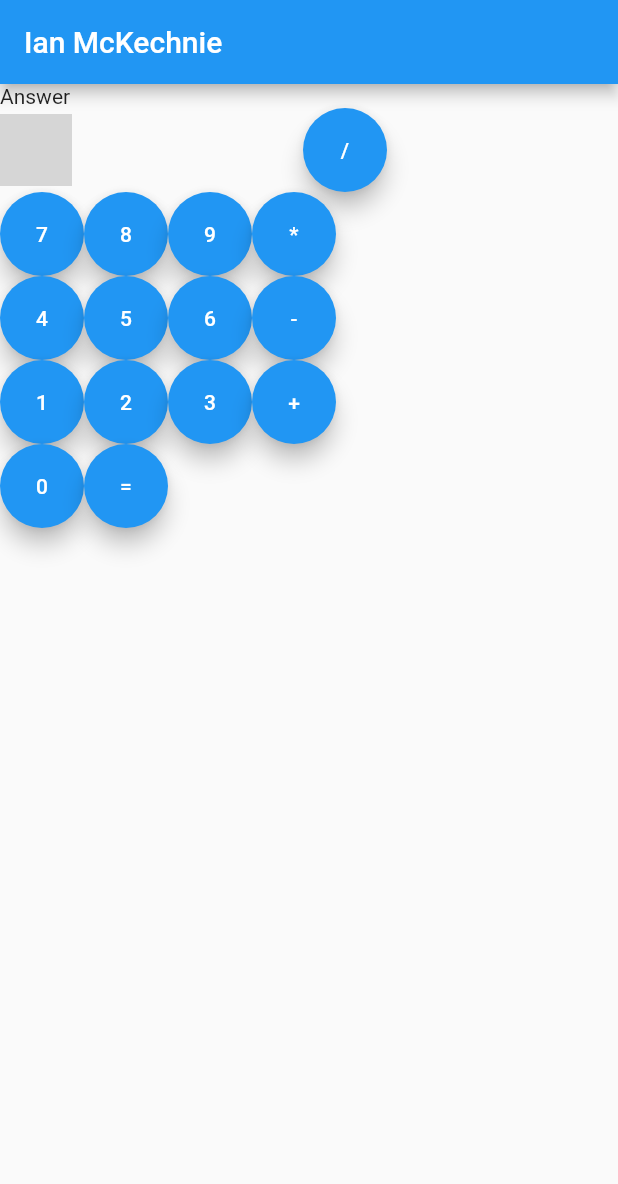
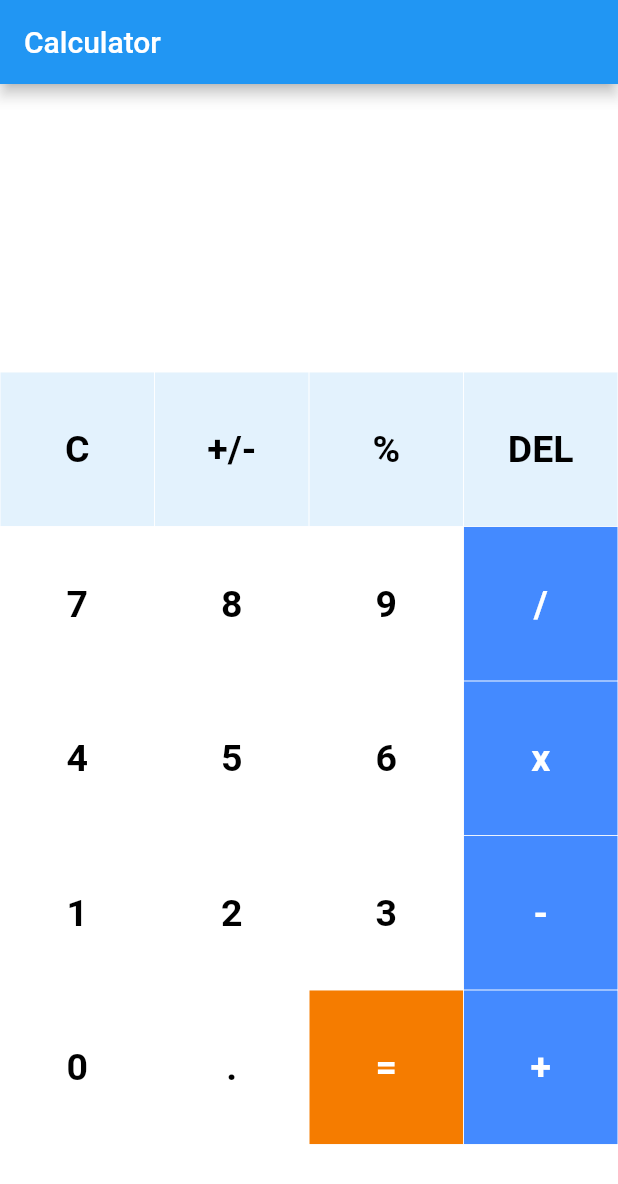
Before and after one commit to imckechn/FlutterApps, a Flutter app: the screen it shows after launch, on a phone screen of 412 x 824 dp. Shown: the top 1184 px of the screen. Run offline on Flutter 3.47's test engine with Material 2 defaults, Android fonts, the phone set to English and light mode, and no system bars; our stand-ins replace math_expressions; grey boxes are pictures that could not be loaded.

Commit message:
grabbed calculator app from online. Will rework to fit in the project

```diff
--- /dev/null
+++ b/week1/my_app/lib/buttons.dart
@@ -0,0 +1,43 @@
+import 'package:flutter/material.dart';
+
+// creating Stateless Widget for buttons
+class MyButton extends StatelessWidget {
+  // declaring variables
+  final color;
+  final textColor;
+  String buttonText;
+  final buttontapped;
+
+  //Constructor
+  MyButton(
+      {this.color,
+      this.textColor,
+      required this.buttonText,
+      this.buttontapped});
+
+  @override
+  Widget build(BuildContext context) {
+    return GestureDetector(
+      onTap: buttontapped,
+      child: Padding(
+        padding: const EdgeInsets.all(0.2),
+        child: ClipRRect(
+          // borderRadius: BorderRadius.circular(25),
+          child: Container(
+            color: color,
+            child: Center(
+              child: Text(
+                buttonText,
+                style: TextStyle(
+                  color: textColor,
+                  fontSize: 25,
+                  fontWeight: FontWeight.bold,
+                ),
+              ),
+            ),
+          ),
+        ),
+      ),
+    );
+  }
+}
--- a/week1/my_app/lib/main.dart
+++ b/week1/my_app/lib/main.dart
@@ -1,136 +1,203 @@
-// ignore_for_file: prefer_const_constructors
-
 import 'package:flutter/material.dart';
+import 'buttons.dart';
+import 'package:math_expressions/math_expressions.dart';
 
 void main() {
-  runApp(const MyApp());
+  runApp(MyApp());
 }
 
 class MyApp extends StatelessWidget {
-  const MyApp({super.key});
-
-  // This widget is the root of your application.
   @override
   Widget build(BuildContext context) {
     return MaterialApp(
-      title: 'Ian McKechnie Flutter App',
-      theme: ThemeData(
-        // This is the theme of your application.
-        //
-        // Try running your application with "flutter run". You'll see the
-        // application has a blue toolbar. Then, without quitting the app, try
-        // changing the primarySwatch below to Colors.green and then invoke
-        // "hot reload" (press "r" in the console where you ran "flutter run",
-        // or simply save your changes to "hot reload" in a Flutter IDE).
-        // Notice that the counter didn't reset back to zero; the application
-        // is not restarted.
-        primarySwatch: Colors.blue,
-      ),
-      home: const MyHomePage(title: 'Ian McKechnie'),
-    );
+      debugShowCheckedModeBanner: false,
+      home: HomePage(),
+    ); // MaterialApp
   }
 }
 
-class MyHomePage extends StatefulWidget {
-  const MyHomePage({super.key, required this.title});
+class HomePage extends StatefulWidget {
+  @override
+  _HomePageState createState() => _HomePageState();
+}
 
-  // This widget is the home page of your application. It is stateful, meaning
-  // that it has a State object (defined below) that contains fields that affect
-  // how it looks.
+class _HomePageState extends State<HomePage> {
+  var userInput = '';
+  var answer = '';
 
-  // This class is the configuration for the state. It holds the values (in this
-  // case the title) provided by the parent (in this case the App widget) and
-  // used by the build method of the State. Fields in a Widget subclass are
-  // always marked "final".
-
-  final String title;
+  // Array of button
+  final List<String> buttons = [
+    'C',
+    '+/-',
+    '%',
+    'DEL',
+    '7',
+    '8',
+    '9',
+    '/',
+    '4',
+    '5',
+    '6',
+    'x',
+    '1',
+    '2',
+    '3',
+    '-',
+    '0',
+    '.',
+    '=',
+    '+',
+  ];
 
   @override
-  State<MyHomePage> createState() => _MyHomePageState();
-}
+  Widget build(BuildContext context) {
+    return Scaffold(
+      appBar: new AppBar(
+        title: new Text("Calculator"),
+      ), //AppBar
+      backgroundColor: Colors.white38,
+      body: Column(
+        children: <Widget>[
+          Expanded(
+            child: Container(
+              child: Column(
+                  mainAxisAlignment: MainAxisAlignment.spaceEvenly,
+                  children: <Widget>[
+                    Container(
+                      padding: EdgeInsets.all(20),
+                      alignment: Alignment.centerRight,
+                      child: Text(
+                        userInput,
+                        style: TextStyle(fontSize: 18, color: Colors.white),
+                      ),
+                    ),
+                    Container(
+                      padding: EdgeInsets.all(15),
+                      alignment: Alignment.centerRight,
+                      child: Text(
+                        answer,
+                        style: TextStyle(
+                            fontSize: 30,
+                            color: Colors.white,
+                            fontWeight: FontWeight.bold),
+                      ),
+                    )
+                  ]),
+            ),
+          ),
+          Expanded(
+            flex: 3,
+            child: Container(
+              child: GridView.builder(
+                  itemCount: buttons.length,
+                  gridDelegate: SliverGridDelegateWithFixedCrossAxisCount(
+                      crossAxisCount: 4),
+                  itemBuilder: (BuildContext context, int index) {
+                    // Clear Button
+                    if (index == 0) {
+                      return MyButton(
+                        buttontapped: () {
+                          setState(() {
+                            userInput = '';
+                            answer = '0';
+                          });
+                        },
+                        buttonText: buttons[index],
+                        color: Colors.blue[50],
+                        textColor: Colors.black,
+                      );
+                    }
 
-class _MyHomePageState extends State<MyHomePage> {
-  @override
-  Widget build(BuildContext context) {
-    // This method is rerun every time setState is called, for instance as done
-    // by the _incrementCounter method above.
-    //
-    // The Flutter framework has been optimized to make rerunning build methods
-    // fast, so that you can just rebuild anything that needs updating rather
-    // than having to individually change instances of widgets.
-    return Scaffold(
-        appBar: AppBar(
-          title: const Text('Ian McKechnie'),
-        ),
-        body: ListView(children: [
-          // ignore: prefer_const_literals_to_create_immutables
-          Text('Answer'),
-          Column(mainAxisAlignment: MainAxisAlignment.spaceEvenly, children: [
-            Row(
-              children: [
-                Expanded(
-                  flex: 3,
-                  child: SizedBox(
-                    width: 100,
-                  )
-                  FloatingActionButton(
-                      onPressed: () => {print("Clear")},
-                      child: const Text('Clear')),
-                      width:
-                ),
-                Expanded(
-                  flex: 1,
-                  child: FloatingActionButton(
-                      onPressed: () => {print("Divide")},
-                      child: const Text('/')),
-                ),
-              ],
+                    // +/- button
+                    else if (index == 1) {
+                      return MyButton(
+                        buttonText: buttons[index],
+                        color: Colors.blue[50],
+                        textColor: Colors.black,
+                      );
+                    }
+                    // % Button
+                    else if (index == 2) {
+                      return MyButton(
+                        buttontapped: () {
+                          setState(() {
+                            userInput += buttons[index];
+                          });
+                        },
+                        buttonText: buttons[index],
+                        color: Colors.blue[50],
+                        textColor: Colors.black,
+                      );
+                    }
+                    // Delete Button
+                    else if (index == 3) {
+                      return MyButton(
+                        buttontapped: () {
+                          setState(() {
+                            userInput =
+                                userInput.substring(0, userInput.length - 1);
+                          });
+                        },
+                        buttonText: buttons[index],
+                        color: Colors.blue[50],
+                        textColor: Colors.black,
+                      );
+                    }
+                    // Equal_to Button
+                    else if (index == 18) {
+                      return MyButton(
+                        buttontapped: () {
+                          setState(() {
+                            equalPressed();
+                          });
+                        },
+                        buttonText: buttons[index],
+                        color: Colors.orange[700],
+                        textColor: Colors.white,
+                      );
+                    }
+
+                    //  other buttons
+                    else {
+                      return MyButton(
+                        buttontapped: () {
+                          setState(() {
+                            userInput += buttons[index];
+                          });
+                        },
+                        buttonText: buttons[index],
+                        color: isOperator(buttons[index])
+                            ? Colors.blueAccent
+                            : Colors.white,
+                        textColor: isOperator(buttons[index])
+                            ? Colors.white
+                            : Colors.black,
+                      );
+                    }
+                  }), // GridView.builder
             ),
-            Row(
-              children: [
-                FloatingActionButton(
-                    onPressed: () => {print("7")}, child: const Text('7')),
-                FloatingActionButton(
-                    onPressed: () => {print("8")}, child: const Text('8')),
-                FloatingActionButton(
-                    onPressed: () => {print("9")}, child: const Text('9')),
-                FloatingActionButton(
-                    onPressed: () => {print("*")}, child: const Text('*')),
-              ],
-            ),
-            Row(
-              children: [
-                FloatingActionButton(
-                    onPressed: () => {print("4")}, child: const Text('4')),
-                FloatingActionButton(
-                    onPressed: () => {print("5")}, child: const Text('5')),
-                FloatingActionButton(
-                    onPressed: () => {print("6")}, child: const Text('6')),
-                FloatingActionButton(
-                    onPressed: () => {print("-")}, child: const Text('-')),
-              ],
-            ),
-            Row(
-              children: [
-                FloatingActionButton(
-                    onPressed: () => {print("1")}, child: const Text('1')),
-                FloatingActionButton(
-                    onPressed: () => {print("2")}, child: const Text('2')),
-                FloatingActionButton(
-                    onPressed: () => {print("3")}, child: const Text('3')),
-                FloatingActionButton(
-                    onPressed: () => {print("+")}, child: const Text('+')),
-              ],
-            ),
-            Row(
-              children: [
-                FloatingActionButton(
-                    onPressed: () => {print("0")}, child: const Text('0')),
-                FloatingActionButton(
-                    onPressed: () => {print("=")}, child: const Text('=')),
-              ],
-            ),
-          ])
-        ]));
+          ),
+        ],
+      ),
+    );
+  }
+
+  bool isOperator(String x) {
+    if (x == '/' || x == 'x' || x == '-' || x == '+' || x == '=') {
+      return true;
+    }
+    return false;
+  }
+
+// function to calculate the input operation
+  void equalPressed() {
+    String finaluserinput = userInput;
+    finaluserinput = userInput.replaceAll('x', '*');
+
+    Parser p = Parser();
+    Expression exp = p.parse(finaluserinput);
+    ContextModel cm = ContextModel();
+    double eval = exp.evaluate(EvaluationType.REAL, cm);
+    answer = eval.toString();
   }
 }
--- a/week1/my_app/pubspec.yaml
+++ b/week1/my_app/pubspec.yaml
@@ -36,6 +36,7 @@ dependencies:
   # The following adds the Cupertino Icons font to your application.
   # Use with the CupertinoIcons class for iOS style icons.
   cupertino_icons: ^1.0.2
+  math_expressions: ^2.0.0
 
 dev_dependencies:
   flutter_test:
```
Also changed, not shown: week1/my_app/pubspec.lock, 47 other files.
